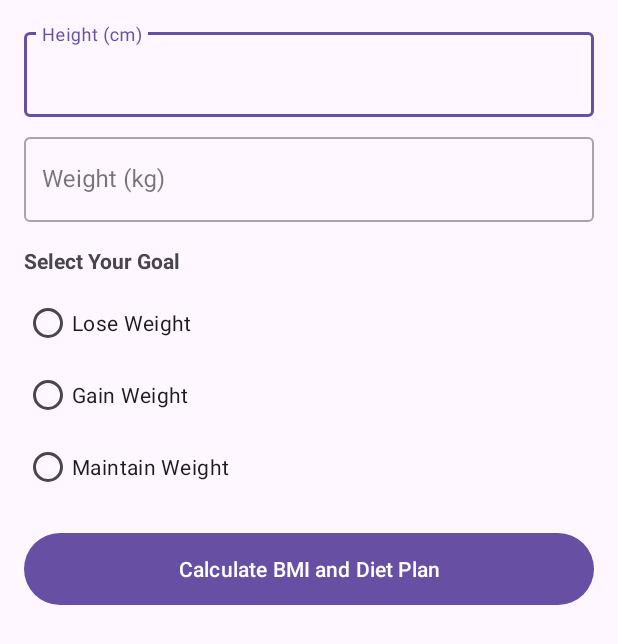
After one commit to ClugerLoki/Android-Lab, an Android app: the CalorieCalculatorActivity screen opened directly, with no data from a screen before it, on a phone screen of 412 x 824 dp. The commit adds this screen. Shown: the top 644 px of the screen. Run offline under Robolectric (Android 15) with nearby library versions, the phone set to English and light mode, and no system bars.

Commit message:
Calorie Calculator Update working

```diff
--- /dev/null
+++ b/app/src/main/java/com/example/fitbit/CalorieCalculatorActivity.java
@@ -0,0 +1,171 @@
+package com.example.fitbit;
+
+import android.database.Cursor;
+import android.os.Bundle;
+import android.view.View;
+import android.widget.Button;
+import android.widget.EditText;
+import android.widget.RadioButton;
+import android.widget.RadioGroup;
+import android.widget.TextView;
+import android.widget.Toast;
+
+import androidx.appcompat.app.AppCompatActivity;
+
+public class CalorieCalculatorActivity extends AppCompatActivity {
+    private EditText editTextHeight, editTextWeight;
+    private RadioGroup radioGroupGoal;
+    private RadioButton radioButtonLoseWeight, radioButtonGainWeight, radioButtonMaintainWeight;
+    private Button buttonCalculateBMI;
+    private TextView textViewBMIResult, textViewDietPlan, textViewPreviousRecord;
+    private DatabaseHelper databaseHelper;
+
+    @Override
+    protected void onCreate(Bundle savedInstanceState) {
+        super.onCreate(savedInstanceState);
+        setContentView(R.layout.activity_calorie_calculator);
+
+        // Initialize views
+        editTextHeight = findViewById(R.id.editTextHeight);
+        editTextWeight = findViewById(R.id.editTextWeight);
+        radioGroupGoal = findViewById(R.id.radioGroupGoal);
+        radioButtonLoseWeight = findViewById(R.id.radioButtonLoseWeight);
+        radioButtonGainWeight = findViewById(R.id.radioButtonGainWeight);
+        radioButtonMaintainWeight = findViewById(R.id.radioButtonMaintainWeight);
+        buttonCalculateBMI = findViewById(R.id.buttonCalculateBMI);
+        textViewBMIResult = findViewById(R.id.textViewBMIResult);
+        textViewDietPlan = findViewById(R.id.textViewDietPlan);
+
+        // Add a new TextView for previous record
+        textViewPreviousRecord = findViewById(R.id.textViewPreviousRecord);
+
+        // Initialize database helper
+        databaseHelper = new DatabaseHelper(this);
+
+        // Check and display previous record
+        displayPreviousRecord();
+
+        buttonCalculateBMI.setOnClickListener(new View.OnClickListener() {
+            @Override
+            public void onClick(View v) {
+                calculateBMIAndDietPlan();
+            }
+        });
+    }
+
+    private void displayPreviousRecord() {
+        if (databaseHelper.hasBMIRecords()) {
+            Cursor cursor = databaseHelper.getLatestBMIRecord();
+
+            if (cursor.moveToFirst()) {
+                // Extract data from the cursor
+                double height = cursor.getDouble(cursor.getColumnIndexOrThrow(DatabaseHelper.COLUMN_HEIGHT));
+                double weight = cursor.getDouble(cursor.getColumnIndexOrThrow(DatabaseHelper.COLUMN_WEIGHT));
+                double bmi = cursor.getDouble(cursor.getColumnIndexOrThrow(DatabaseHelper.COLUMN_BMI));
+                String goal = cursor.getString(cursor.getColumnIndexOrThrow(DatabaseHelper.COLUMN_GOAL));
+                String date = cursor.getString(cursor.getColumnIndexOrThrow(DatabaseHelper.COLUMN_DATE));
+
+                // Format previous record text
+                String previousRecordText = String.format(
+                        "Previous Record:\nDate: %s\nHeight: %.1f cm\nWeight: %.1f kg\nBMI: %.1f\nGoal: %s\n\n",
+                        date,
+                        height,
+                        weight,
+                        bmi,
+                        goal.replace("_", " ").toUpperCase()
+                );
+
+                // Get previous diet plan
+                String[] dietPlanDetails = databaseHelper.getDietPlan(goal);
+                if (dietPlanDetails[0] != null && dietPlanDetails[1] != null) {
+                    previousRecordText += String.format(
+                            "Recommended Daily Calories: %s\n\nMeal Plan:\n%s",
+                            dietPlanDetails[0],
+                            dietPlanDetails[1]
+                    );
+                }
+
+                textViewPreviousRecord.setText(previousRecordText);
+                textViewPreviousRecord.setVisibility(View.VISIBLE);
+            }
+
+            cursor.close();
+        } else {
+            textViewPreviousRecord.setVisibility(View.GONE);
+        }
+    }
+
+    private void calculateBMIAndDietPlan() {
+        // Get height and weight
+        String heightStr = editTextHeight.getText().toString();
+        String weightStr = editTextWeight.getText().toString();
+
+        // Validate input
+        if (heightStr.isEmpty() || weightStr.isEmpty()) {
+            Toast.makeText(this, "Please enter height and weight", Toast.LENGTH_SHORT).show();
+            return;
+        }
+
+        // Check if a goal is selected
+        int selectedGoalId = radioGroupGoal.getCheckedRadioButtonId();
+        if (selectedGoalId == -1) {
+            Toast.makeText(this, "Please select a weight goal", Toast.LENGTH_SHORT).show();
+            return;
+        }
+
+        try {
+            // Convert inputs to double
+            double height = Double.parseDouble(heightStr);
+            double weight = Double.parseDouble(weightStr);
+
+            // Calculate BMI
+            double bmi = DatabaseHelper.calculateBMI(height, weight);
+
+            // Determine user-selected weight goal
+            String weightGoal;
+            if (selectedGoalId == R.id.radioButtonLoseWeight) {
+                weightGoal = "lose_weight";
+            } else if (selectedGoalId == R.id.radioButtonGainWeight) {
+                weightGoal = "gain_weight";
+            } else {
+                weightGoal = "maintain_weight";
+            }
+
+            // Insert BMI record
+            long recordId = databaseHelper.insertBMIRecord(height, weight, bmi, weightGoal);
+
+            // Display BMI result
+            String bmiResultText = String.format("Your BMI: %.1f\nCategory: %s",
+                    bmi,
+                    getWeightCategory(bmi));
+            textViewBMIResult.setText(bmiResultText);
+
+            // Get diet plan based on user-selected goal
+            String[] dietPlanDetails = databaseHelper.getDietPlan(weightGoal);
+
+            // Display diet plan
+            if (dietPlanDetails[0] != null && dietPlanDetails[1] != null) {
+                String goalText = weightGoal.replace("_", " ").toUpperCase();
+                String dietPlanText = String.format("Goal: %s\n\nRecommended Daily Calories: %s\n\nMeal Plan:\n%s",
+                        goalText,
+                        dietPlanDetails[0],
+                        dietPlanDetails[1]);
+                textViewDietPlan.setText(dietPlanText);
+            }
+
+            // Refresh previous record display
+            displayPreviousRecord();
+
+        } catch (NumberFormatException e) {
+            Toast.makeText(this, "Invalid height or weight", Toast.LENGTH_SHORT).show();
+        }
+    }
+
+    // Helper method to get weight category
+    private String getWeightCategory(double bmi) {
+        if (bmi < 18.5) return "Underweight";
+        if (bmi >= 18.5 && bmi < 25) return "Normal weight";
+        if (bmi >= 25 && bmi < 30) return "Overweight";
+        return "Obese";
+    }
+}
--- /dev/null
+++ b/app/src/main/java/com/example/fitbit/DatabaseHelper.java
@@ -0,0 +1,189 @@
+package com.example.fitbit;
+
+import android.content.ContentValues;
+import android.content.Context;
+import android.database.Cursor;
+import android.database.sqlite.SQLiteDatabase;
+import android.database.sqlite.SQLiteOpenHelper;
+
+public class DatabaseHelper extends SQLiteOpenHelper {
+    // Database Information
+    private static final String DATABASE_NAME = "FitbitTracker.db";
+    private static final int DATABASE_VERSION = 1;
+
+    // Table Names
+    private static final String TABLE_BMI = "bmi_records";
+    private static final String TABLE_DIET_PLAN = "diet_plans";
+
+    // BMI Table Columns
+    public static final String COLUMN_BMI_ID = "id";
+    public static final String COLUMN_HEIGHT = "height";
+    public static final String COLUMN_WEIGHT = "weight";
+    public static final String COLUMN_BMI = "bmi";
+    public static final String COLUMN_DATE = "date";
+    public static final String COLUMN_GOAL = "goal"; // lose, gain, maintain
+
+    // Diet Plan Table Columns
+    private static final String COLUMN_DIET_ID = "id";
+    private static final String COLUMN_DIET_TYPE = "diet_type";
+    private static final String COLUMN_RECOMMENDED_CALORIES = "recommended_calories";
+    private static final String COLUMN_MEAL_PLAN = "meal_plan";
+
+    // Create BMI Table
+    private static final String CREATE_BMI_TABLE = "CREATE TABLE " + TABLE_BMI + "("
+            + COLUMN_BMI_ID + " INTEGER PRIMARY KEY AUTOINCREMENT, "
+            + COLUMN_HEIGHT + " REAL, "
+            + COLUMN_WEIGHT + " REAL, "
+            + COLUMN_BMI + " REAL, "
+            + COLUMN_DATE + " TEXT, "
+            + COLUMN_GOAL + " TEXT)";
+
+    // Create Diet Plan Table
+    private static final String CREATE_DIET_PLAN_TABLE = "CREATE TABLE " + TABLE_DIET_PLAN + "("
+            + COLUMN_DIET_ID + " INTEGER PRIMARY KEY AUTOINCREMENT, "
+            + COLUMN_DIET_TYPE + " TEXT, "
+            + COLUMN_RECOMMENDED_CALORIES + " INTEGER, "
+            + COLUMN_MEAL_PLAN + " TEXT)";
+
+    public DatabaseHelper(Context context) {
+        super(context, DATABASE_NAME, null, DATABASE_VERSION);
+    }
+
+    @Override
+    public void onCreate(SQLiteDatabase db) {
+        db.execSQL(CREATE_BMI_TABLE);
+        db.execSQL(CREATE_DIET_PLAN_TABLE);
+        insertDefaultDietPlans(db);
+    }
+
+    @Override
+    public void onUpgrade(SQLiteDatabase db, int oldVersion, int newVersion) {
+        db.execSQL("DROP TABLE IF EXISTS " + TABLE_BMI);
+        db.execSQL("DROP TABLE IF EXISTS " + TABLE_DIET_PLAN);
+        onCreate(db);
+    }
+
+    // Insert default diet plans
+    private void insertDefaultDietPlans(SQLiteDatabase db) {
+        // Weight Loss Diet Plan
+        ContentValues weightLossPlan = new ContentValues();
+        weightLossPlan.put(COLUMN_DIET_TYPE, "lose_weight");
+        weightLossPlan.put(COLUMN_RECOMMENDED_CALORIES, 1500);
+        weightLossPlan.put(COLUMN_MEAL_PLAN, "Breakfast: Oatmeal with berries\n" +
+                "Snack: Greek yogurt\n" +
+                "Lunch: Grilled chicken salad\n" +
+                "Snack: Protein smoothie\n" +
+                "Dinner: Baked fish with vegetables");
+        db.insert(TABLE_DIET_PLAN, null, weightLossPlan);
+
+        // Weight Gain Diet Plan
+        ContentValues weightGainPlan = new ContentValues();
+        weightGainPlan.put(COLUMN_DIET_TYPE, "gain_weight");
+        weightGainPlan.put(COLUMN_RECOMMENDED_CALORIES, 3000);
+        weightGainPlan.put(COLUMN_MEAL_PLAN, "Breakfast: Protein pancakes\n" +
+                "Snack: Nuts and dried fruits\n" +
+                "Lunch: Whole grain pasta with chicken\n" +
+                "Snack: Protein shake\n" +
+                "Dinner: Steak with rice and vegetables");
+        db.insert(TABLE_DIET_PLAN, null, weightGainPlan);
+
+        // Maintain Weight Diet Plan
+        ContentValues maintainWeightPlan = new ContentValues();
+        maintainWeightPlan.put(COLUMN_DIET_TYPE, "maintain_weight");
+        maintainWeightPlan.put(COLUMN_RECOMMENDED_CALORIES, 2000);
+        maintainWeightPlan.put(COLUMN_MEAL_PLAN, "Breakfast: Eggs and whole wheat toast\n" +
+                "Snack: Apple with almond butter\n" +
+                "Lunch: Quinoa bowl with mixed vegetables\n" +
+                "Snack: Hummus with carrots\n" +
+                "Dinner: Balanced meal with lean protein, whole grains, and vegetables");
+        db.insert(TABLE_DIET_PLAN, null, maintainWeightPlan);
+    }
+
+    // Method to insert BMI record
+    public long insertBMIRecord(double height, double weight, double bmi, String goal) {
+        SQLiteDatabase db = this.getWritableDatabase();
+        ContentValues values = new ContentValues();
+        values.put(COLUMN_HEIGHT, height);
+        values.put(COLUMN_WEIGHT, weight);
+        values.put(COLUMN_BMI, bmi);
+        values.put(COLUMN_DATE, java.time.LocalDate.now().toString());
+        values.put(COLUMN_GOAL, goal);
+        return db.insert(TABLE_BMI, null, values);
+    }
+
+    // Method to get diet plan based on goal
+    public String[] getDietPlan(String goal) {
+        SQLiteDatabase db = this.getReadableDatabase();
+        String[] projection = {
+                COLUMN_RECOMMENDED_CALORIES,
+                COLUMN_MEAL_PLAN
+        };
+        String selection = COLUMN_DIET_TYPE + " = ?";
+        String[] selectionArgs = { goal };
+
+        Cursor cursor = db.query(
+                TABLE_DIET_PLAN,
+                projection,
+                selection,
+                selectionArgs,
+                null,
+                null,
+                null
+        );
+
+        String[] result = new String[2];
+        if (cursor.moveToFirst()) {
+            result[0] = cursor.getString(cursor.getColumnIndexOrThrow(COLUMN_RECOMMENDED_CALORIES));
+            result[1] = cursor.getString(cursor.getColumnIndexOrThrow(COLUMN_MEAL_PLAN));
+        }
+        cursor.close();
+        return result;
+    }
+
+    // Method to get the latest BMI record
+    public Cursor getLatestBMIRecord() {
+        SQLiteDatabase db = this.getReadableDatabase();
+        String[] projection = {
+                COLUMN_HEIGHT,
+                COLUMN_WEIGHT,
+                COLUMN_BMI,
+                COLUMN_DATE,
+                COLUMN_GOAL
+        };
+
+        return db.query(
+                TABLE_BMI,
+                projection,
+                null,
+                null,
+                null,
+                null,
+                COLUMN_BMI_ID + " DESC",
+                "1"
+        );
+    }
+
+    // Method to check if there are any BMI records
+    public boolean hasBMIRecords() {
+        SQLiteDatabase db = this.getReadableDatabase();
+        Cursor cursor = db.query(TABLE_BMI, null, null, null, null, null, null);
+        int count = cursor.getCount();
+        cursor.close();
+        return count > 0;
+    }
+
+    // Method to calculate BMI
+    public static double calculateBMI(double heightInCm, double weightInKg) {
+        // Convert height to meters
+        double heightInMeters = heightInCm / 100;
+        // Calculate BMI
+        return weightInKg / (heightInMeters * heightInMeters);
+    }
+
+    // Method to determine weight goal based on BMI
+    public static String determineWeightGoal(double bmi) {
+        if (bmi < 18.5) return "gain_weight";
+        if (bmi >= 18.5 && bmi < 25) return "maintain_weight";
+        return "lose_weight";
+    }
+}
--- a/app/src/main/java/com/example/fitbit/MainActivity.java
+++ b/app/src/main/java/com/example/fitbit/MainActivity.java
@@ -71,7 +71,7 @@ public class MainActivity extends AppCompatActivity {
         openBMICalculator.setOnClickListener(new View.OnClickListener() {
             @Override
             public void onClick(View v) {
-                Intent intent = new Intent(MainActivity.this, BMIActivity.class);
+                Intent intent = new Intent(MainActivity.this, CalorieCalculatorActivity.class);
                 startActivity(intent);
             }
         });
@@ -111,7 +111,7 @@ public class MainActivity extends AppCompatActivity {
     }
 
     public void bmi(View view){
-        Intent intent = new Intent(MainActivity.this, BMIActivity.class);
+        Intent intent = new Intent(MainActivity.this, CalorieCalculatorActivity.class);
         startActivity(intent);
     }
     public void calorie(View view){
--- /dev/null
+++ b/app/src/main/res/layout/activity_anulomaviloma.xml
@@ -0,0 +1,6 @@
+<?xml version="1.0" encoding="utf-8"?>
+<androidx.constraintlayout.widget.ConstraintLayout xmlns:android="http://schemas.android.com/apk/res/android"
+    android:layout_width="match_parent"
+    android:layout_height="match_parent">
+
+</androidx.constraintlayout.widget.ConstraintLayout>
--- /dev/null
+++ b/app/src/main/res/layout/activity_boat_pose.xml
@@ -0,0 +1,6 @@
+<?xml version="1.0" encoding="utf-8"?>
+<androidx.constraintlayout.widget.ConstraintLayout xmlns:android="http://schemas.android.com/apk/res/android"
+    android:layout_width="match_parent"
+    android:layout_height="match_parent">
+
+</androidx.constraintlayout.widget.ConstraintLayout>
--- /dev/null
+++ b/app/src/main/res/layout/activity_calorie_calculator.xml
@@ -0,0 +1,112 @@
+<?xml version="1.0" encoding="utf-8"?>
+<LinearLayout xmlns:android="http://schemas.android.com/apk/res/android"
+    xmlns:app="http://schemas.android.com/apk/res-auto"
+    android:layout_width="match_parent"
+    android:layout_height="match_parent"
+    android:orientation="vertical"
+    android:padding="16dp">
+
+    <ScrollView
+        android:layout_width="match_parent"
+        android:layout_height="match_parent">
+
+        <LinearLayout
+            android:layout_width="match_parent"
+            android:layout_height="wrap_content"
+            android:orientation="vertical">
+
+            <com.google.android.material.textfield.TextInputLayout
+                android:layout_width="match_parent"
+                android:layout_height="wrap_content"
+                android:layout_marginBottom="8dp"
+                style="@style/Widget.MaterialComponents.TextInputLayout.OutlinedBox">
+                <com.google.android.material.textfield.TextInputEditText
+                    android:id="@+id/editTextHeight"
+                    android:layout_width="match_parent"
+                    android:layout_height="wrap_content"
+                    android:hint="Height (cm)"
+                    android:inputType="numberDecimal"
+                    android:minHeight="56dp"
+                    android:paddingStart="12dp"
+                    android:paddingEnd="12dp"/>
+            </com.google.android.material.textfield.TextInputLayout>
+
+            <com.google.android.material.textfield.TextInputLayout
+                android:layout_width="match_parent"
+                android:layout_height="wrap_content"
+                android:layout_marginBottom="8dp"
+                style="@style/Widget.MaterialComponents.TextInputLayout.OutlinedBox">
+                <com.google.android.material.textfield.TextInputEditText
+                    android:id="@+id/editTextWeight"
+                    android:layout_width="match_parent"
+                    android:layout_height="wrap_content"
+                    android:hint="Weight (kg)"
+                    android:inputType="numberDecimal"
+                    android:minHeight="56dp"
+                    android:paddingStart="12dp"
+                    android:paddingEnd="12dp"/>
+            </com.google.android.material.textfield.TextInputLayout>
+
+            <TextView
+                android:layout_width="match_parent"
+                android:layout_height="wrap_content"
+                android:text="Select Your Goal"
+                android:textStyle="bold"
+                android:layout_marginTop="8dp"
+                android:layout_marginBottom="8dp"/>
+
+            <RadioGroup
+                android:id="@+id/radioGroupGoal"
+                android:layout_width="match_parent"
+                android:layout_height="wrap_content"
+                android:orientation="vertical">
+                <com.google.android.material.radiobutton.MaterialRadioButton
+                    android:id="@+id/radioButtonLoseWeight"
+                    android:layout_width="match_parent"
+                    android:layout_height="wrap_content"
+                    android:text="Lose Weight"/>
+                <com.google.android.material.radiobutton.MaterialRadioButton
+                    android:id="@+id/radioButtonGainWeight"
+                    android:layout_width="match_parent"
+                    android:layout_height="wrap_content"
+                    android:text="Gain Weight"/>
+                <com.google.android.material.radiobutton.MaterialRadioButton
+                    android:id="@+id/radioButtonMaintainWeight"
+                    android:layout_width="match_parent"
+                    android:layout_height="wrap_content"
+                    android:text="Maintain Weight"/>
+            </RadioGroup>
+
+            <com.google.android.material.button.MaterialButton
+                android:id="@+id/buttonCalculateBMI"
+                android:layout_width="match_parent"
+                android:layout_height="wrap_content"
+                android:text="Calculate BMI and Diet Plan"
+                android:layout_marginTop="16dp"
+                android:minHeight="56dp"/>
+
+            <TextView
+                android:id="@+id/textViewBMIResult"
+                android:layout_width="match_parent"
+                android:layout_height="wrap_content"
+                android:layout_marginTop="16dp"
+                android:textStyle="bold"
+                android:textSize="16sp"/>
+
+            <TextView
+                android:id="@+id/textViewDietPlan"
+                android:layout_width="match_parent"
+                android:layout_height="wrap_content"
+                android:layout_marginTop="16dp"
+                android:textSize="14sp"/>
+
+            <TextView
+                android:id="@+id/textViewPreviousRecord"
+                android:layout_width="match_parent"
+                android:layout_height="wrap_content"
+                android:layout_marginTop="16dp"
+                android:textSize="14sp"
+                android:visibility="gone"/>
+        </LinearLayout>
+    </ScrollView>
+</LinearLayout>
--- /dev/null
+++ b/app/src/main/res/layout/activity_kapalabharti.xml
@@ -0,0 +1,6 @@
+<?xml version="1.0" encoding="utf-8"?>
+<androidx.constraintlayout.widget.ConstraintLayout xmlns:android="http://schemas.android.com/apk/res/android"
+    android:layout_width="match_parent"
+    android:layout_height="match_parent">
+
+</androidx.constraintlayout.widget.ConstraintLayout>
--- /dev/null
+++ b/app/src/main/res/layout/activity_pawanamuktasana.xml
@@ -0,0 +1,6 @@
+<?xml version="1.0" encoding="utf-8"?>
+<androidx.constraintlayout.widget.ConstraintLayout xmlns:android="http://schemas.android.com/apk/res/android"
+    android:layout_width="match_parent"
+    android:layout_height="match_parent">
+
+</androidx.constraintlayout.widget.ConstraintLayout>
--- /dev/null
+++ b/app/src/main/res/layout/activity_uttanapapadasana.xml
@@ -0,0 +1,6 @@
+<?xml version="1.0" encoding="utf-8"?>
+<androidx.constraintlayout.widget.ConstraintLayout xmlns:android="http://schemas.android.com/apk/res/android"
+    android:layout_width="match_parent"
+    android:layout_height="match_parent">
+
+</androidx.constraintlayout.widget.ConstraintLayout>
--- /dev/null
+++ b/app/src/main/res/layout/activity_vajrasana.xml
@@ -0,0 +1,6 @@
+<?xml version="1.0" encoding="utf-8"?>
+<androidx.constraintlayout.widget.ConstraintLayout xmlns:android="http://schemas.android.com/apk/res/android"
+    android:layout_width="match_parent"
+    android:layout_height="match_parent">
+
+</androidx.constraintlayout.widget.ConstraintLayout>
--- /dev/null
+++ b/app/src/main/res/layout/activity_vrikshasana.xml
@@ -0,0 +1,6 @@
+<?xml version="1.0" encoding="utf-8"?>
+<androidx.constraintlayout.widget.ConstraintLayout xmlns:android="http://schemas.android.com/apk/res/android"
+    android:layout_width="match_parent"
+    android:layout_height="match_parent">
+
+</androidx.constraintlayout.widget.ConstraintLayout>
```
Also changed, not shown: app/src/main/AndroidManifest.xml (+13 -6 lines), app/src/main/java/com/example/fitbit/SecondActivity.java (+23 -0 lines), app/src/main/java/com/example/fitbit/ThirdActivity.java (added, +53 -0 lines), app/src/main/res/drawable/button_bg.xml (added, +19 -0 lines), app/src/main/res/drawable/button_bg_round.xml (added, +13 -0 lines), app/src/main/res/layout/activity_second.xml (+13 -12 lines), app/src/main/res/layout/activity_tadasana.xml (added, +62 -0 lines), app/src/main/res/layout/activity_third.xml (added, +10 -0 lines), 1 other file.
